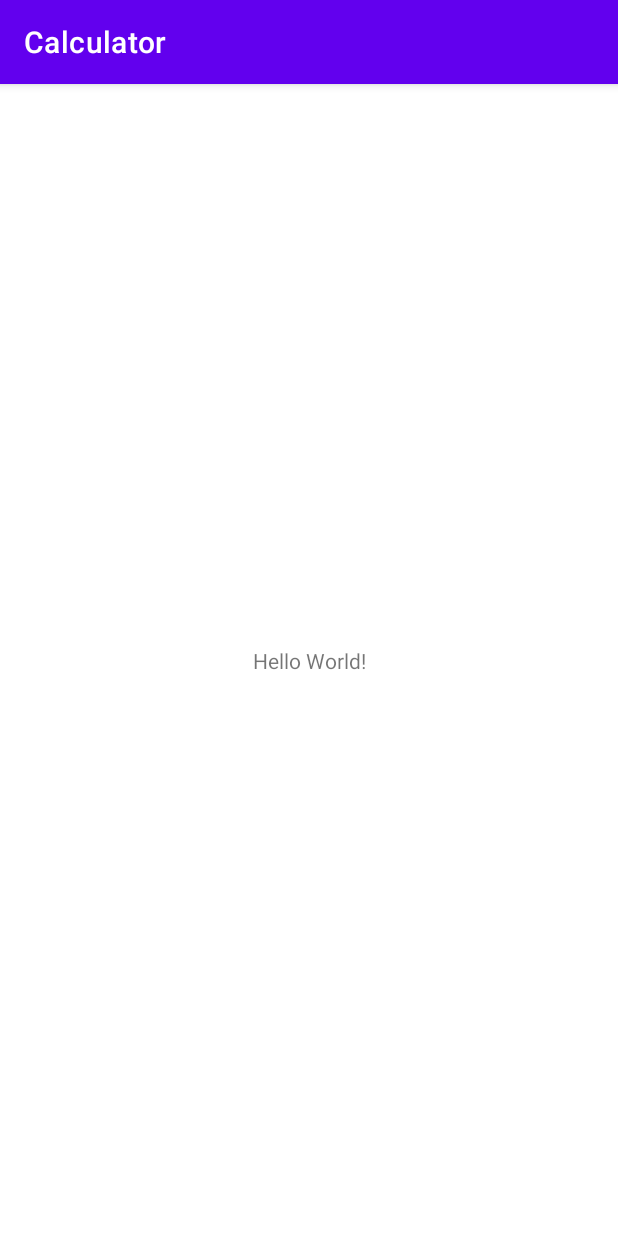
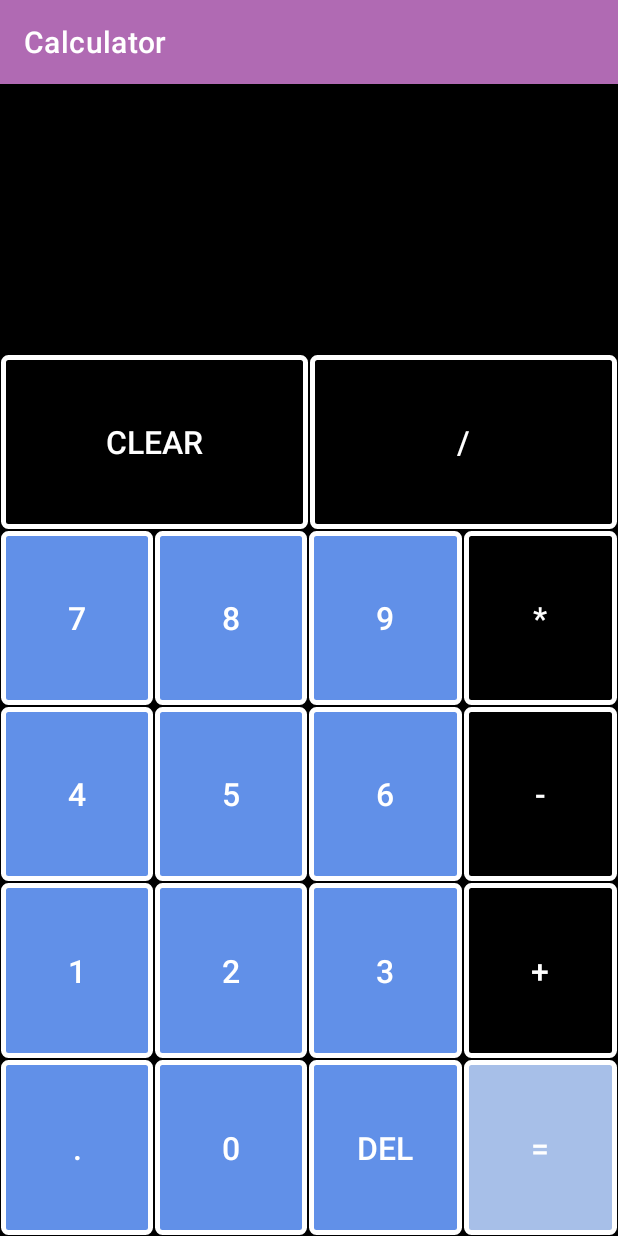
Before and after one commit to jay98a/Calculator, an Android app: the screen it shows after launch (MainActivity), on a phone screen of 412 x 824 dp. Run offline under Robolectric (Android 15) with nearby library versions, the phone set to English and light mode, and no system bars.

Commit message:
UI and style

```diff
--- a/app/src/main/java/com/example/calculator/MainActivity.kt
+++ b/app/src/main/java/com/example/calculator/MainActivity.kt
@@ -2,10 +2,20 @@ package com.example.calculator
 
 import androidx.appcompat.app.AppCompatActivity
 import android.os.Bundle
+import android.widget.Button
+import android.widget.Toast
 
 class MainActivity : AppCompatActivity() {
     override fun onCreate(savedInstanceState: Bundle?) {
         super.onCreate(savedInstanceState)
         setContentView(R.layout.activity_main)
+
+        val btn_clear : Button  = findViewById(R.id.btn_Clear);
+
+        btn_clear.setOnClickListener {
+            val toast = Toast.makeText(this,"Clear button",Toast.LENGTH_SHORT)
+            toast.show()
+        }
+
     }
 }
--- /dev/null
+++ b/app/src/main/res/drawable/action2_btn_background.xml
@@ -0,0 +1,7 @@
+<?xml version="1.0" encoding="utf-8"?>
+<shape xmlns:android="http://schemas.android.com/apk/res/android"
+    android:shape="rectangle">
+    <corners android:radius="3dp" />
+    <stroke android:width="5px" android:color="@color/white" />
+    <solid android:color="@color/black"/>
+</shape>
--- /dev/null
+++ b/app/src/main/res/drawable/action_btn_background.xml
@@ -0,0 +1,7 @@
+<?xml version="1.0" encoding="utf-8"?>
+<shape xmlns:android="http://schemas.android.com/apk/res/android"
+    android:shape="rectangle">
+    <corners android:radius="3dp" />
+    <stroke android:width="5px" android:color="@color/white" />
+    <solid android:color="@color/black"/>
+</shape>
--- /dev/null
+++ b/app/src/main/res/drawable/equal_btn_background.xml
@@ -0,0 +1,7 @@
+<?xml version="1.0" encoding="utf-8"?>
+<shape xmlns:android="http://schemas.android.com/apk/res/android"
+    android:shape="rectangle">
+    <corners android:radius="3dp" />
+    <stroke android:width="5px" android:color="@color/white" />
+    <solid android:color="@color/light_shade"/>
+</shape>
--- /dev/null
+++ b/app/src/main/res/drawable/number_btn_background.xml
@@ -0,0 +1,7 @@
+<?xml version="1.0" encoding="utf-8"?>
+<shape xmlns:android="http://schemas.android.com/apk/res/android"
+    android:shape="rectangle">
+    <corners android:radius="3dp" />
+    <stroke android:width="5px" android:color="@color/white" />
+    <solid android:color="@color/dark_shade"/>
+</shape>
--- a/app/src/main/res/layout/activity_main.xml
+++ b/app/src/main/res/layout/activity_main.xml
@@ -1,18 +1,177 @@
 <?xml version="1.0" encoding="utf-8"?>
-<androidx.constraintlayout.widget.ConstraintLayout xmlns:android="http://schemas.android.com/apk/res/android"
-    xmlns:app="http://schemas.android.com/apk/res-auto"
-    xmlns:tools="http://schemas.android.com/tools"
-    android:layout_width="match_parent"
-    android:layout_height="match_parent"
-    tools:context=".MainActivity">
+
+<androidx.appcompat.widget.LinearLayoutCompat
+    xmlns:android="http://schemas.android.com/apk/res/android"
+        xmlns:app="http://schemas.android.com/apk/res-auto"
+        xmlns:tools="http://schemas.android.com/tools"
+        android:layout_width="match_parent"
+        android:layout_height="match_parent"
+        tools:context=".MainActivity"
+        android:background="@android:color/black"
+        android:orientation="vertical">
 
     <TextView
-        android:layout_width="wrap_content"
-        android:layout_height="wrap_content"
-        android:text="Hello World!"
-        app:layout_constraintBottom_toBottomOf="parent"
-        app:layout_constraintEnd_toEndOf="parent"
-        app:layout_constraintStart_toStartOf="parent"
-        app:layout_constraintTop_toTopOf="parent" />
+        android:id="@+id/tvExpression"
+        android:layout_width="match_parent"
+        android:layout_height="80dp"
+        android:textColor="@color/white"
+        android:layout_gravity="end"
+        android:ellipsize="start"
+        android:singleLine="true"
+        android:textSize="40sp" />
 
-</androidx.constraintlayout.widget.ConstraintLayout>
+
+    <TextView
+        android:id="@+id/tvResult"
+        android:layout_width="match_parent"
+        android:layout_height="100dp"
+        android:textColor="@color/white"
+        android:layout_gravity="end"
+        android:ellipsize="end"
+        android:singleLine="true"
+        android:textSize="30sp"/>
+
+
+    <LinearLayout
+        android:layout_width="match_parent"
+        android:layout_height="match_parent"
+        android:orientation="vertical">
+
+        <LinearLayout
+            android:layout_width="match_parent"
+            android:layout_height="0dp"
+            android:layout_weight="1"
+            android:orientation="horizontal">
+
+            <androidx.appcompat.widget.AppCompatButton
+                android:id="@+id/btn_Clear"
+                style="@style/ActionButtonStyle"
+                android:text="CLEAR" />
+
+            <androidx.appcompat.widget.AppCompatButton
+                android:id="@+id/btn_Divide"
+                style="@style/ActionButtonStyle"
+                android:text="/"/>
+
+
+        </LinearLayout>
+
+        <LinearLayout
+            android:layout_width="match_parent"
+            android:layout_height="0dp"
+            android:layout_weight="1"
+            android:orientation="horizontal">
+
+            <androidx.appcompat.widget.AppCompatButton
+                android:id="@+id/btn_Seven"
+                style="@style/NumberButtonStyle"
+                android:text="7"/>
+
+            <androidx.appcompat.widget.AppCompatButton
+                android:id="@+id/btn_Eight"
+                style="@style/NumberButtonStyle"
+                android:text="8"/>
+
+            <androidx.appcompat.widget.AppCompatButton
+                android:id="@+id/btn_Nine"
+                style="@style/NumberButtonStyle"
+                android:text="9"/>
+
+            <androidx.appcompat.widget.AppCompatButton
+                android:id="@+id/btn_Mul"
+                style="@style/NumberActionButton2"
+                android:text="*"/>
+
+        </LinearLayout>
+
+        <LinearLayout
+            android:layout_width="match_parent"
+            android:layout_height="0dp"
+            android:layout_weight="1"
+            android:orientation="horizontal">
+
+            <androidx.appcompat.widget.AppCompatButton
+                android:id="@+id/btn_Four"
+                style="@style/NumberButtonStyle"
+                android:text="4"/>
+
+            <androidx.appcompat.widget.AppCompatButton
+                android:id="@+id/btn_Five"
+                style="@style/NumberButtonStyle"
+                android:text="5"/>
+
+            <androidx.appcompat.widget.AppCompatButton
+                android:id="@+id/btn_Six"
+                style="@style/NumberButtonStyle"
+                android:text="6"/>
+
+            <androidx.appcompat.widget.AppCompatButton
+                android:id="@+id/btn_Minus"
+                style="@style/NumberActionButton2"
+                android:text="-"/>
+
+
+        </LinearLayout>
+
+        <LinearLayout
+            android:layout_width="match_parent"
+            android:layout_height="0dp"
+            android:layout_weight="1"
+            android:orientation="horizontal">
+
+            <androidx.appcompat.widget.AppCompatButton
+                android:id="@+id/btn_One"
+                style="@style/NumberButtonStyle"
+                android:text="1"/>
+
+            <androidx.appcompat.widget.AppCompatButton
+                android:id="@+id/btn_Two"
+                style="@style/NumberButtonStyle"
+                android:text="2"/>
+
+            <androidx.appcompat.widget.AppCompatButton
+                android:id="@+id/btn_Three"
+                style="@style/NumberButtonStyle"
+                android:text="3"/>
+
+            <androidx.appcompat.widget.AppCompatButton
+                android:id="@+id/btn_Plus"
+                style="@style/NumberActionButton2"
+                android:text="+"/>
+
+
+        </LinearLayout>
+
+        <LinearLayout
+            android:layout_width="match_parent"
+            android:layout_height="0dp"
+            android:layout_weight="1"
+            android:orientation="horizontal">
+
+            <androidx.appcompat.widget.AppCompatButton
+                android:id="@+id/btn_Dot"
+                style="@style/NumberButtonStyle"
+                android:text="."/>
+
+            <androidx.appcompat.widget.AppCompatButton
+                android:id="@+id/btn_Zero"
+                style="@style/NumberButtonStyle"
+                android:text="0"/>
+
+            <androidx.appcompat.widget.AppCompatButton
+                android:id="@+id/btn_Back"
+                style="@style/NumberButtonStyle"
+                android:text="DEL"/>
+
+            <androidx.appcompat.widget.AppCompatButton
+                android:id="@+id/btn_Equals"
+                style="@style/EqualButtonStyle"
+                android:text="="/>
+
+
+        </LinearLayout>
+
+    </LinearLayout>
+
+
+</androidx.appcompat.widget.LinearLayoutCompat>
--- a/app/src/main/res/values/colors.xml
+++ b/app/src/main/res/values/colors.xml
@@ -1,10 +1,14 @@
 <?xml version="1.0" encoding="utf-8"?>
 <resources>
     <color name="purple_200">#FFBB86FC</color>
-    <color name="purple_500">#FF6200EE</color>
+    <!--color name="purple_500">#FF6200EE</color-->
+    <color name="purple_500">#B06AB3</color>
     <color name="purple_700">#FF3700B3</color>
     <color name="teal_200">#FF03DAC5</color>
     <color name="teal_700">#FF018786</color>
     <color name="black">#FF000000</color>
     <color name="white">#FFFFFFFF</color>
+    <color name="dark_shade">#6190E8</color>
+    <color name="light_shade">#A7BFE8</color>
+
 </resources>
--- /dev/null
+++ b/app/src/main/res/values/style.xml
@@ -0,0 +1,61 @@
+<?xml version="1.0" encoding="utf-8"?>
+<resources>
+
+    <!-- Base application theme. -->
+    <style name="AppTheme" parent="Theme.AppCompat.Light.DarkActionBar">
+        <!-- Customize your theme here. -->
+        <item name="colorPrimary">@color/light_shade</item>
+        <item name="colorPrimaryDark">@color/dark_shade</item>
+        <item name="colorAccent">@color/white</item>
+    </style>
+
+    <!-- ActionButtonStyle for keys "CLEAR" and "/". -->
+    <style name="ActionButtonStyle">
+        <item name="android:layout_width">0dp</item>
+        <item name="android:layout_height">match_parent</item>
+        <item name="android:layout_weight">1</item>
+        <item name="android:background">@drawable/action_btn_background</item>
+        <item name="android:textSize">21sp</item>
+        <item name="android:textColor">@color/white</item>
+        <item name="android:gravity">center</item>
+        <item name="android:layout_margin">0.5dp</item>
+        <item name="borderWidth">1dp</item>
+
+    </style>
+
+    <!-- NumberButtonStyle for keys "1, 2, 3, 4, 5, 6, 7, 8, 9, 0". -->
+    <style name="NumberButtonStyle">
+        <item name="android:layout_width">0dp</item>
+        <item name="android:layout_height">match_parent</item>
+        <item name="android:layout_weight">1</item>
+        <item name="android:background">@drawable/number_btn_background</item>
+        <item name="android:textSize">21sp</item>
+        <item name="android:textColor">@android:color/white</item>
+        <item name="android:gravity">center</item>
+        <item name="android:layout_margin">0.5dp</item>
+    </style>
+    <!-- EqualButtonStyle for key "=". -->
+    <style name="EqualButtonStyle">
+        <item name="android:layout_width">0dp</item>
+        <item name="android:layout_height">match_parent</item>
+        <item name="android:layout_weight">1</item>
+        <item name="android:background">@drawable/equal_btn_background</item>
+        <item name="android:textSize">21sp</item>
+        <item name="android:textColor">@android:color/white</item>
+        <item name="android:gravity">center</item>
+        <item name="android:layout_margin">0.5dp</item>
+    </style>
+
+    <!-- NumberActionButton2 for keys "*", "-", "+". -->
+    <style name="NumberActionButton2">
+        <item name="android:layout_width">0dp</item>
+        <item name="android:layout_height">match_parent</item>
+        <item name="android:layout_weight">1</item>
+        <item name="android:background">@drawable/action2_btn_background</item>
+        <item name="android:textSize">21sp</item>
+        <item name="android:textColor">@android:color/white</item>
+        <item name="android:gravity">center</item>
+        <item name="android:layout_margin">0.5dp</item>
+    </style>
+
+</resources>
```
